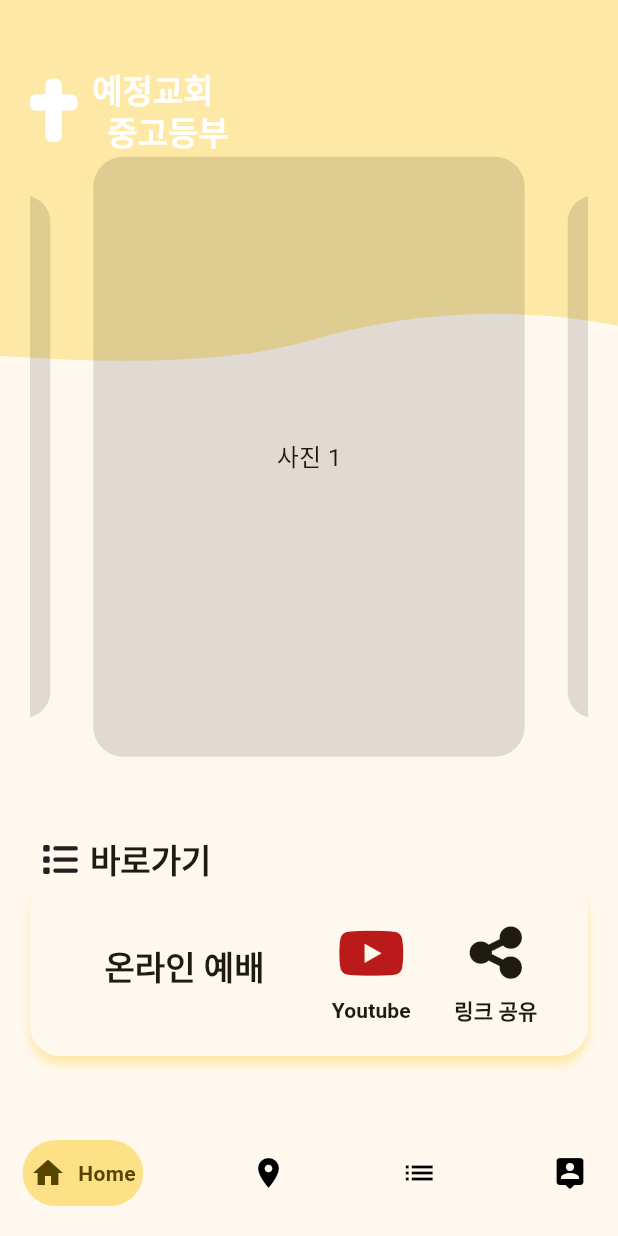
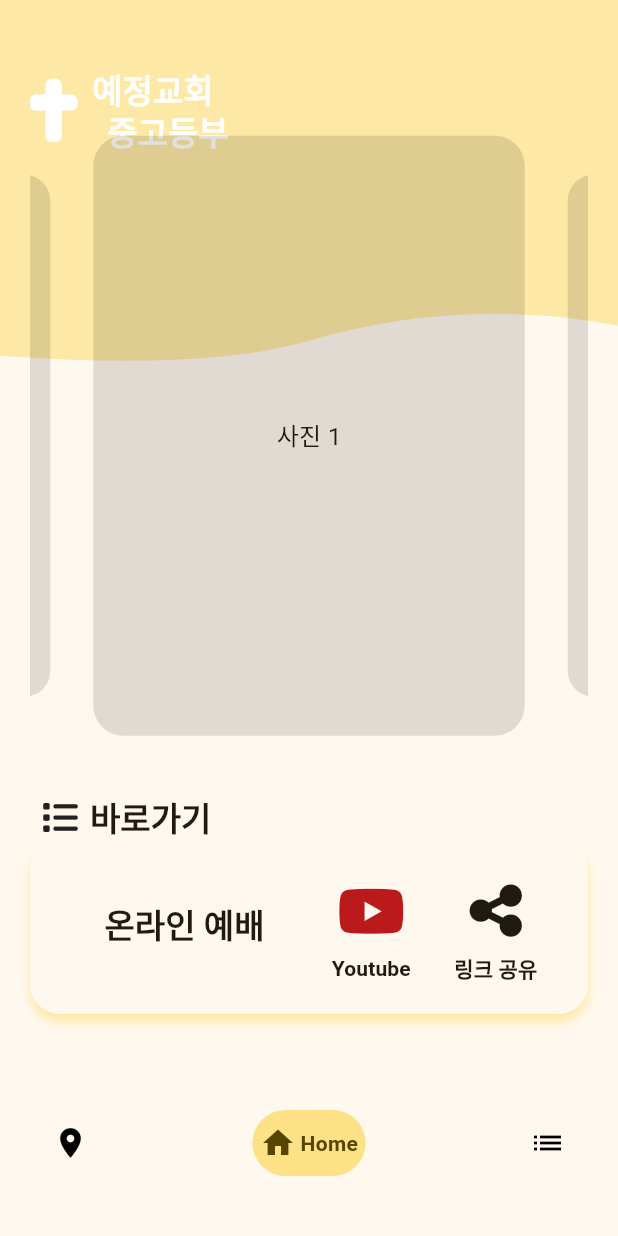
Before and after one commit to devpark435/yejung_mobile_app, a Flutter app: the BottomNavigation screen opened directly, on a phone screen of 412 x 824 dp. Run offline on Flutter 3.47's test engine with Material 2 defaults, Android fonts, the phone set to English and light mode, and no system bars; drawn by our look-alikes of carousel_slider, google_nav_bar; our stand-ins replace flutter_custom_clippers, font_awesome_flutter.

Commit message:
modi #3 : bottom navigation item list

```diff
--- a/lib/screens/bottom_navigation.dart
+++ b/lib/screens/bottom_navigation.dart
@@ -10,12 +10,11 @@ class BottomNavigation extends StatefulWidget {
 }
 
 class _BottomNavigationState extends State<BottomNavigation> {
-  int _selectIndex = 0;
+  int _selectIndex = 1;
   static final List<Widget> _widgetOptions = <Widget>[
+    Text("Location"),
     HomeScreen(),
-    Text("Location"),
     Text("Category"),
-    Text("User"),
   ];
   @override
   Widget build(BuildContext context) {
@@ -27,21 +26,20 @@ class _BottomNavigationState extends State<BottomNavigation> {
       bottomNavigationBar: GNav(
           haptic: true,
           curve: Curves.easeIn,
-          gap: 8,
+          gap: 3,
           tabBackgroundColor: Theme.of(context).colorScheme.primaryContainer,
           backgroundColor: Theme.of(context).colorScheme.background,
           tabBorderRadius: 25,
           activeColor: Theme.of(context).colorScheme.onPrimaryContainer,
-          tabMargin: const EdgeInsets.symmetric(horizontal: 15, vertical: 20),
+          tabMargin: const EdgeInsets.symmetric(horizontal: 30, vertical: 40),
           padding: const EdgeInsets.symmetric(horizontal: 5, vertical: 10),
           tabs: const [
+            GButton(icon: Icons.location_on, text: 'location'),
             GButton(
               icon: Icons.home,
               text: 'Home',
             ),
-            GButton(icon: Icons.location_on, text: 'location'),
             GButton(icon: Icons.list, text: 'category'),
-            GButton(icon: Icons.person_pin_rounded, text: 'user'),
           ],
           selectedIndex: _selectIndex,
           onTabChange: (index) {
```
